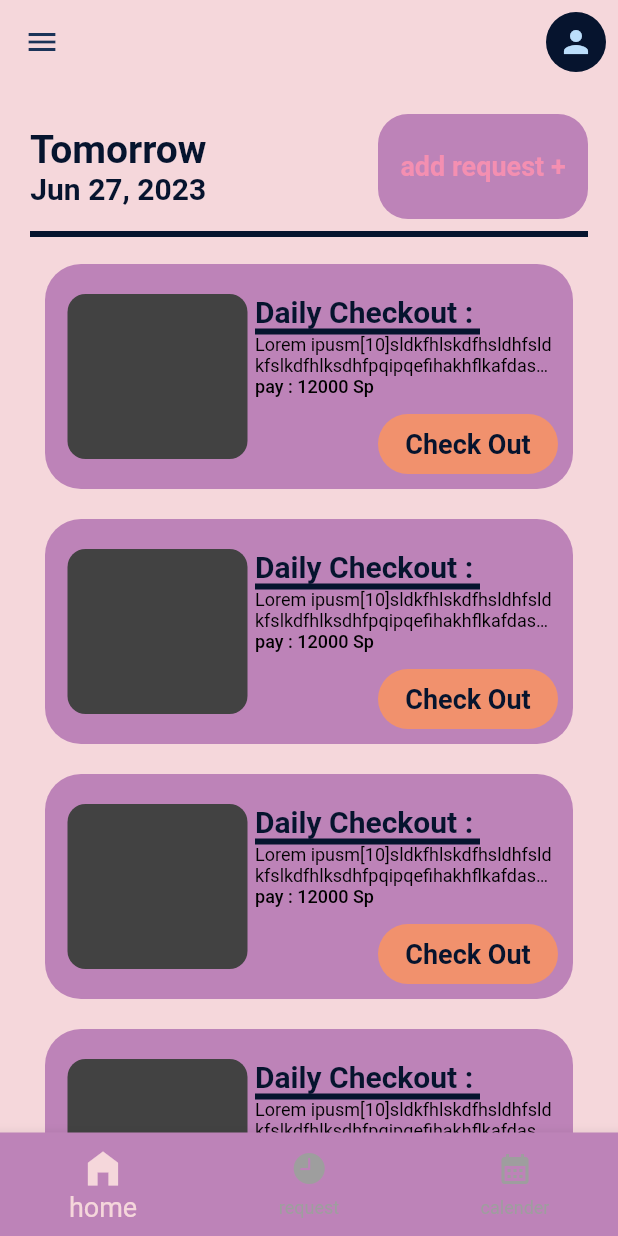
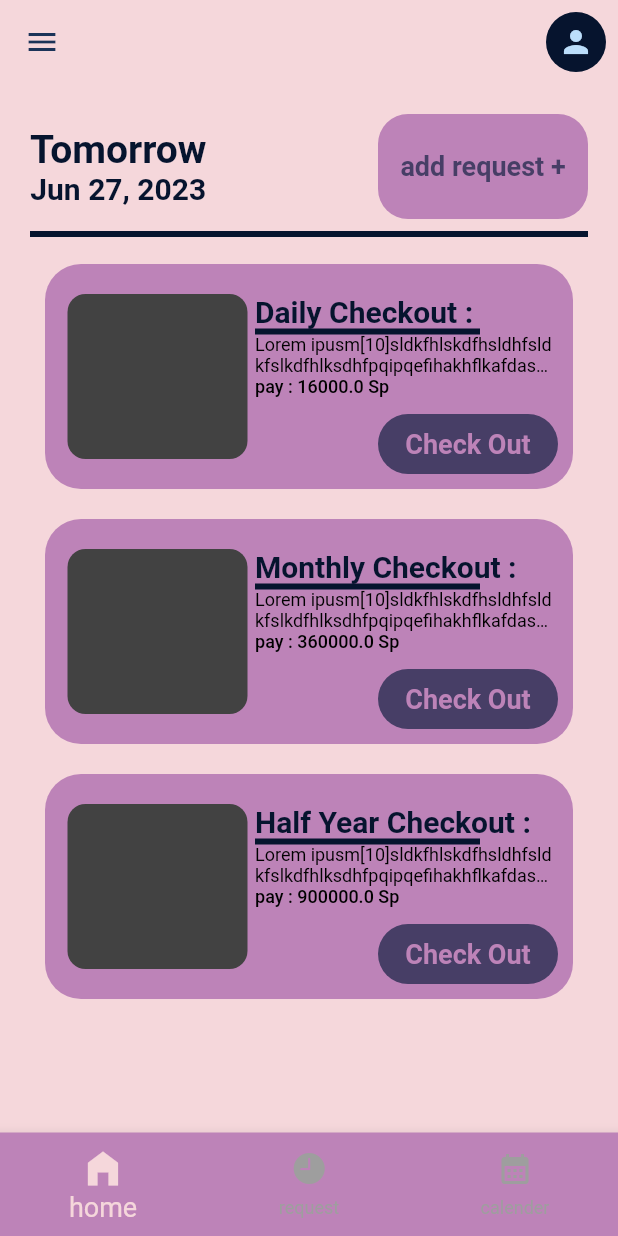
Before and after one commit to Binsin540/graduate_project, a Flutter app: the screen it shows after launch, after a tap on "Login", on a phone screen of 412 x 824 dp. Run offline on Flutter 3.47's test engine with Material 2 defaults, Android fonts, the phone set to English and light mode, and no system bars; our stand-ins replace flutter_svg, get; Roboto replaces fonts that are missing (Poppins).

Commit message:
PLAN MODELL

```diff
--- /dev/null
+++ b/lib/data/model/plan_model.dart
@@ -0,0 +1,19 @@
+import 'package:flutter/widgets.dart';
+
+import '../../ui/pages/HomePage/home_page/dailyCard.dart';
+import '../../ui/pages/HomePage/home_page/halfCard.dart';
+import '../../ui/pages/HomePage/home_page/monthlyCard.dart';
+
+class PlanMod{
+  String planName;
+  String daitels;
+  double price;
+  Widget pagename;
+
+  PlanMod({required this.planName,required this.daitels,required this.price,required this.pagename});
+}
+List<PlanMod>planMod=[
+ PlanMod(planName: "Daily", daitels: "daitels", price: 16000, pagename: Daily()),
+  PlanMod(planName: 'Monthly', daitels: "daitels", price: 360000, pagename: Monthly()),
+  PlanMod(planName: "Half Year", daitels: "daitels", price: 900000, pagename: Half())
+];
--- a/lib/main.dart
+++ b/lib/main.dart
@@ -2,6 +2,8 @@ import 'package:flutter/material.dart';
 import 'package:get/get.dart';
 import 'package:orchid_app/ui/layout/home_layout/home_layout.dart';
 import 'package:orchid_app/ui/pages/auth_page/login_page.dart';
+
+import 'admin_panel/home_page/homePage.dart';
 
 void main() {
   runApp(const MyApp());
--- a/lib/ui/layout/home_layout/home_layout.dart
+++ b/lib/ui/layout/home_layout/home_layout.dart
@@ -3,7 +3,7 @@ import 'package:flutter/material.dart';
 import 'package:orchid_app/ui/style/app_color.dart';
 
 import '../../pages/HomePage/calender_page.dart';
-import '../../pages/HomePage/home_page.dart';
+import '../../pages/HomePage/home_page/home_page.dart';
 import '../../pages/add_request_pages/request_page.dart';
 
 class Homelayout extends StatefulWidget {
--- /dev/null
+++ b/lib/ui/pages/HomePage/home_page/halfCard.dart
@@ -0,0 +1,15 @@
+import 'package:flutter/material.dart';
+
+class Half extends StatefulWidget {
+  const Half({Key? key}) : super(key: key);
+
+  @override
+  State<Half> createState() => _HalfState();
+}
+
+class _HalfState extends State<Half> {
+  @override
+  Widget build(BuildContext context) {
+    return  Scaffold();
+  }
+}
--- a/lib/ui/pages/HomePage/home_page.dart
+++ b/lib/ui/pages/HomePage/home_page/home_page.dart
@@ -2,6 +2,7 @@ import 'package:flutter/cupertino.dart';
 import 'package:flutter/material.dart';
 import 'package:get/get.dart';
 import 'package:intl/intl.dart';
+import 'package:orchid_app/data/model/plan_model.dart';
 import 'package:orchid_app/ui/pages/add_request_pages/request_page.dart';
 import 'package:orchid_app/ui/style/app_color.dart';
 import 'package:orchid_app/ui/widgets/flexibale_button.dart';
@@ -33,13 +34,15 @@ class _HomePageOState extends State<HomePageO> {
                   TitleText(text: tomorrow),
                 ],
               ),
-              FlexButton(color: ColorPattren.lightPink,
+              FlexButton(
+                color: ColorPattren.lightPink,
                 onTap: () {
                   Get.to(RequestPage());
                 },
                 borderColor: Colors.transparent,
                 widget: TitleText(
-                  size: 18,color: Colors.pink.shade200,
+                  size: 18,
+                  color: ColorPattren.darkPurple,
                   text: 'add request +',
                 ),
                 height: 70,
@@ -47,11 +50,12 @@ class _HomePageOState extends State<HomePageO> {
               ),
             ],
           ),
-          Divider(height: 20, thickness: 4, color: ColorPattren.darkAccentBlue),
+          const Divider(
+              height: 20, thickness: 4, color: ColorPattren.darkAccentBlue),
           ListView.builder(
             shrinkWrap: true,
             physics: const NeverScrollableScrollPhysics(),
-            itemCount: 5,
+            itemCount: planMod.length,
             itemBuilder: (context, index) {
               return Padding(
                 padding: const EdgeInsets.all(10.0),
@@ -68,18 +72,51 @@ class _HomePageOState extends State<HomePageO> {
                         bottom: 20,
                         child: Container(
                           width: 120,
-                          decoration: BoxDecoration(borderRadius: BorderRadius.circular(12),color: Colors.grey[800]),
-
+                          decoration: BoxDecoration(
+                              borderRadius: BorderRadius.circular(12),
+                              color: Colors.grey[800]),
                         )),
-                    Positioned(left: 140,top: 20,bottom: 15,
-                      child: Container(width:200 ,child:Column(crossAxisAlignment: CrossAxisAlignment.start,children: [
-                        TitleText(text: "Daily Checkout :",),
-                         Divider(height: 4,thickness: 4,color: ColorPattren.darkAccentBlue,endIndent: 50),
-                        SubText(overflow: TextOverflow.ellipsis,maxLine: 2,text: "Lorem ipusm[10]sldkfhlskdfhsldhfsldkfslkdfhlksdhfpqipqefihakhflkafdasdasdasdasdsadasdasdasdasdasd",size: 12,),
-                        SubText(text: "pay : 12000 Sp",fontWeight: FontWeight.w500,size: 12),
-                      ]) ,),
+                    Positioned(
+                      left: 140,
+                      top: 20,
+                      bottom: 15,
+                      child: Container(
+                        width: 200,
+                        child: Column(
+                            crossAxisAlignment: CrossAxisAlignment.start,
+                            children: [
+                              TitleText(
+                                text: "${planMod[index].planName} Checkout :",
+                              ),
+                              const Divider(
+                                  height: 4,
+                                  thickness: 4,
+                                  color: ColorPattren.darkAccentBlue,
+                                  endIndent: 50),
+                              SubText(
+                                overflow: TextOverflow.ellipsis,
+                                maxLine: 2,
+                                text:
+                                    "Lorem ipusm[10]sldkfhlskdfhsldhfsldkfslkdfhlksdhfpqipqefihakhflkafdasdasdasdasdsadasdasdasdasdasd",
+                                size: 12,
+                              ),
+                              SubText(
+                                  text: "pay : ${planMod[index].price} Sp",
+                                  fontWeight: FontWeight.w500,
+                                  size: 12),
+                            ]),
+                      ),
                     ),
-                    Positioned(bottom: 10,right: 10,child: FlexButton(color: ColorPattren.orangeAccent,borderColor: Colors.transparent,width: 120,height: 40,widget: TitleText(text: 'Check Out',size: 18),))
+                    Positioned(
+                        bottom: 10,
+                        right: 10,
+                        child: FlexButton(
+                          color: ColorPattren.darkPurple,
+                          borderColor: Colors.transparent,
+                          width: 120,
+                          height: 40,
+                          widget: TitleText(text: 'Check Out', size: 18,color: ColorPattren.lightPink),
+                        ))
                   ],
                 ),
               );
--- /dev/null
+++ b/lib/ui/pages/HomePage/home_page/monthlyCard.dart
@@ -0,0 +1,15 @@
+import 'package:flutter/material.dart';
+
+class Monthly extends StatefulWidget {
+  const Monthly({Key? key}) : super(key: key);
+
+  @override
+  State<Monthly> createState() => _MonthlyState();
+}
+
+class _MonthlyState extends State<Monthly> {
+  @override
+  Widget build(BuildContext context) {
+    return  Scaffold();
+  }
+}
--- a/lib/ui/pages/auth_page/signup_page.dart
+++ b/lib/ui/pages/auth_page/signup_page.dart
@@ -1,4 +1,6 @@
 import 'package:flutter/material.dart';
+import 'package:get/get.dart';
+import 'package:orchid_app/ui/layout/home_layout/home_layout.dart';
 import 'package:orchid_app/ui/widgets/flexibale_button.dart';
 import 'package:orchid_app/ui/widgets/text_field.dart';
 import 'package:orchid_app/ui/widgets/title_text.dart';
@@ -34,6 +36,8 @@ class _SignUpPageState extends State<SignUpPage> {
               Textff(text: ''),
               TitleText(text: 'Phone Number',),
               Textff(text: ''),
+              TitleText(text: "unevercity Id"),
+              Textff(text: ''),
               TitleText(text: 'Password',),
               Textff(text: ''),
               TitleText(text: 'Confirm Password',),
@@ -42,7 +46,7 @@ class _SignUpPageState extends State<SignUpPage> {
                 children: [
                   Padding(
                     padding: const EdgeInsets.all(15.0),
-                    child: FlexButton(widget: TitleText(text: 'SignUP',size: 24),borderColor: Colors.transparent,onTap: (){},width: 210,height: 70,),
+                    child: FlexButton(color: ColorPattren.darkPurple,widget: TitleText(text: 'SignUP',size: 24,color: ColorPattren.lightPink),borderColor: Colors.transparent,onTap: (){Get.to(Homelayout());},width: 210,height: 70,),
                   ),
                 ],
               )
--- a/lib/ui/widgets/Orchid_Text_form.dart
+++ b/lib/ui/widgets/Orchid_Text_form.dart
@@ -17,10 +17,10 @@ TextInputType? inputType;
           borderRadius: BorderRadius.circular(12),
           color: ColorPattren.lightPink,
           border: Border.all(
-            color: Color(0x42424242),
+            color: Colors.transparent  ,
             width: 2,
           )),
-      height: 100,child: Column(crossAxisAlignment: CrossAxisAlignment.start,mainAxisAlignment: MainAxisAlignment.start,children: [
+      height: 103,child: Column(crossAxisAlignment: CrossAxisAlignment.start,mainAxisAlignment: MainAxisAlignment.start,children: [
         TitleText(size: 18,text: title,),
         TextFormField(keyboardType: inputType,controller:controll,decoration: InputDecoration(  enabledBorder: UnderlineInputBorder(borderSide: BorderSide(color: Colors.pink.shade100))),)
       ]),
```
Also changed, not shown: lib/admin_panel/home_page/add_city.dart (added, +107 -0 lines), lib/admin_panel/home_page/homePage.dart (+9 -4 lines), lib/admin_panel/widgets/multi_item.dart (+28 -13 lines), lib/ui/pages/HomePage/home_page/dailyCard.dart (added, +15 -0 lines).
